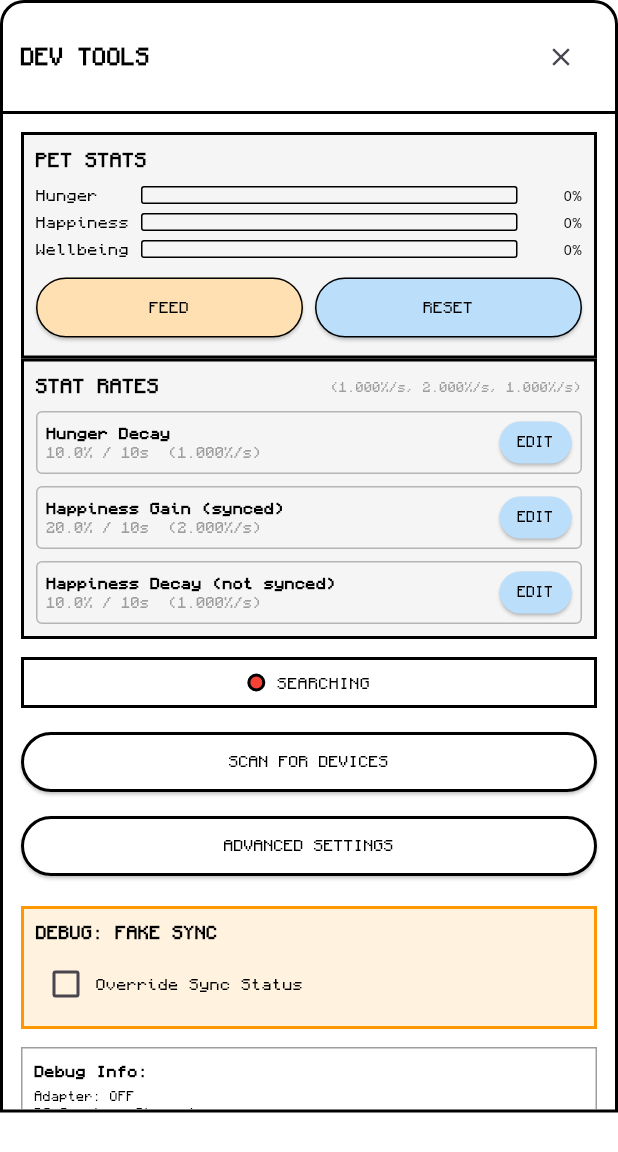
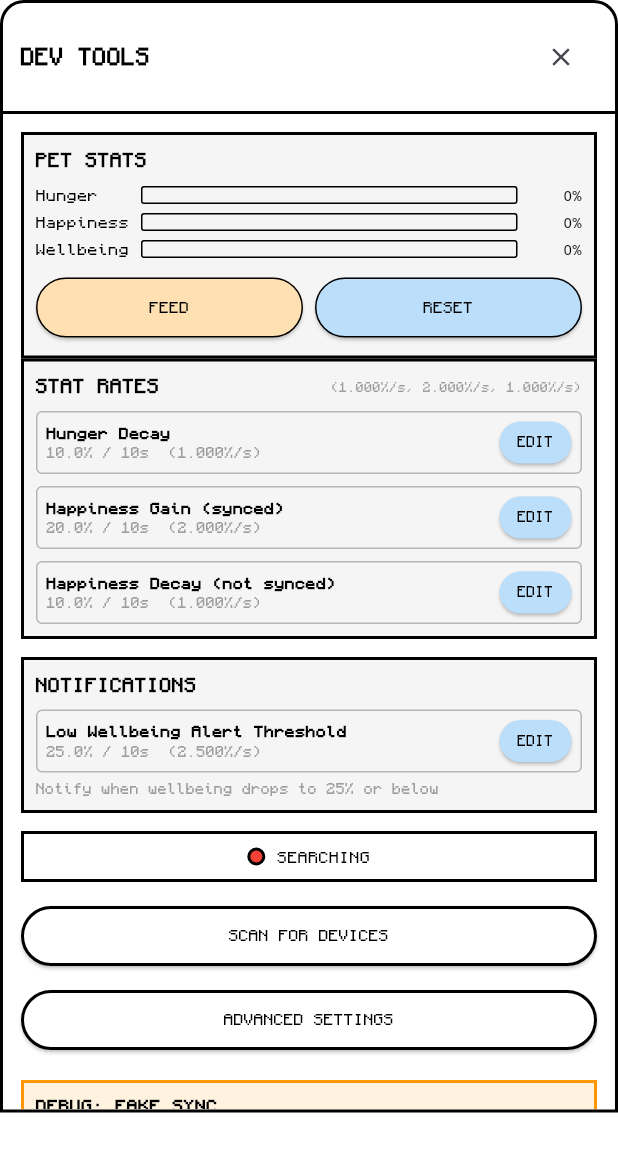
Before and after one commit to StrawberryFrappe/SyncCompanion, a Flutter app: the DevToolsSettings widget shown alone on an empty page, opened directly, on a phone screen of 412 x 824 dp. Shown: the top 1152 px of the screen. Run offline on Flutter 3.47's test engine with Material 3 defaults, Android fonts, the phone set to English and light mode, and no system bars; our stand-ins replace flutter_blue_plus, shared_preferences; missing offline and left inert: flame, flutter_foreground_task; accounts and stored records are empty; statements that could not run were skipped.

Commit message:
feat: Implement pet system with notifications, stats, and dedicated game screens, including Android notification handling and assets.

```diff
--- a/lib/game/pets/pet_stats.dart
+++ b/lib/game/pets/pet_stats.dart
@@ -27,6 +27,15 @@ class PetStats {
   /// Timestamp of last update (for background calculations)
   DateTime _lastUpdateTime;
 
+  /// Callback triggered when wellbeing drops below threshold
+  void Function()? onLowWellbeing;
+
+  /// Threshold for low wellbeing notification (0.0 to 1.0)
+  double lowWellbeingThreshold;
+
+  /// Whether low wellbeing notification was already sent (resets when recovered)
+  bool _lowWellbeingNotified = false;
+
   PetStats({
     double hunger = 1.0,
     double happiness = 1.0,
@@ -34,6 +43,7 @@ class PetStats {
     this.hungerDecayRate = 0.01,
     this.happinessGainRate = 0.02,
     this.happinessDecayRate = 0.01,
+    this.lowWellbeingThreshold = 0.25,
     DateTime? lastUpdateTime,
   })  : _hunger = hunger.clamp(0.0, 1.0),
         _happiness = happiness.clamp(0.0, 1.0),
@@ -72,8 +82,27 @@ class PetStats {
       _happiness = max(0.0, _happiness - (happinessDecayRate * dt));
     }
 
+    // Check for low wellbeing threshold crossing
+    _checkLowWellbeing();
+
     // NOTE: Do NOT update _lastUpdateTime here!
     // It should only be updated when saving to prefs (for background time tracking)
+  }
+
+  /// Check if wellbeing has dropped below threshold and trigger callback
+  void _checkLowWellbeing() {
+    final wellbeing = overallWellbeing;
+
+    if (wellbeing <= lowWellbeingThreshold) {
+      // Only trigger once per threshold crossing
+      if (!_lowWellbeingNotified) {
+        _lowWellbeingNotified = true;
+        onLowWellbeing?.call();
+      }
+    } else {
+      // Reset flag when wellbeing recovers above threshold
+      _lowWellbeingNotified = false;
+    }
   }
 
   /// Calculate and apply stats changes that occurred while app was in background.
--- a/lib/screens/dev_tools_settings.dart
+++ b/lib/screens/dev_tools_settings.dart
@@ -57,6 +57,9 @@ class _DevToolsSettingsState extends State<DevToolsSettings> {
   double _hungerDecayRate = 0.01;
   double _happinessGainRate = 0.02;
   double _happinessDecayRate = 0.01;
+
+  // Low wellbeing notification threshold (0.0 to 1.0)
+  double _lowWellbeingThreshold = 0.25;
 
   // Stat display update timer
   Timer? _statDisplayTimer;
@@ -160,7 +163,10 @@ class _DevToolsSettingsState extends State<DevToolsSettings> {
       _hungerDecayRate = prefs.getDouble('pet_hunger_decay_rate') ?? 0.01;
       _happinessGainRate = prefs.getDouble('pet_happiness_gain_rate') ?? 0.02;
       _happinessDecayRate = prefs.getDouble('pet_happiness_decay_rate') ?? 0.01;
+      _lowWellbeingThreshold = prefs.getDouble('pet_low_wellbeing_threshold') ?? 0.25;
     });
+    // Update game pet stats threshold
+    widget.game?.currentPet.stats.lowWellbeingThreshold = _lowWellbeingThreshold;
   }
 
   Future<void> _saveRates() async {
@@ -168,6 +174,7 @@ class _DevToolsSettingsState extends State<DevToolsSettings> {
     await prefs.setDouble('pet_hunger_decay_rate', _hungerDecayRate);
     await prefs.setDouble('pet_happiness_gain_rate', _happinessGainRate);
     await prefs.setDouble('pet_happiness_decay_rate', _happinessDecayRate);
+    await prefs.setDouble('pet_low_wellbeing_threshold', _lowWellbeingThreshold);
   }
 
   Future<void> _loadPersistedDeviceId() async {
@@ -715,6 +722,40 @@ class _DevToolsSettingsState extends State<DevToolsSettings> {
 
                   const SizedBox(height: 12),
 
+                  // Low Wellbeing Notification Threshold
+                  Container(
+                    padding: const EdgeInsets.all(8),
+                    decoration: BoxDecoration(
+                      border: Border.all(width: 2, color: Colors.black),
+                      color: const Color(0xFFF5F5F5),
+                    ),
+                    child: Column(
+                      crossAxisAlignment: CrossAxisAlignment.start,
+                      children: [
+                        const Text('NOTIFICATIONS', style: TextStyle(fontSize: 12, fontWeight: FontWeight.bold)),
+                        const SizedBox(height: 8),
+                        _buildStatRateInput(
+                          label: 'Low Wellbeing Alert Threshold',
+                          currentRate: _lowWellbeingThreshold / 10, // Display as "N% over 10s" format would show 25% threshold
+                          onApply: (rate) {
+                            // Convert back from rate format to threshold (rate * 10 = threshold as 0-1)
+                            final threshold = (rate * 10).clamp(0.0, 1.0);
+                            setState(() => _lowWellbeingThreshold = threshold);
+                            widget.game?.currentPet.stats.lowWellbeingThreshold = threshold;
+                            _saveRates();
+                          },
+                        ),
+                        const SizedBox(height: 4),
+                        Text(
+                          'Notify when wellbeing drops to ${(_lowWellbeingThreshold * 100).toStringAsFixed(0)}% or below',
+                          style: const TextStyle(fontSize: 9, color: Colors.grey),
+                        ),
+                      ],
+                    ),
+                  ),
+
+                  const SizedBox(height: 12),
+
                   // Connection Status
                   Container(
                     padding: const EdgeInsets.all(8),
```
Also changed, not shown: lib/screens/game_screen.dart (+11 -2 lines), lib/services/pet_notification_service.dart (added, +23 -0 lines), assets/images/Bob'sHat.png (added), assets/images/BobTheBlobHatless.png (added), 2 other files.
